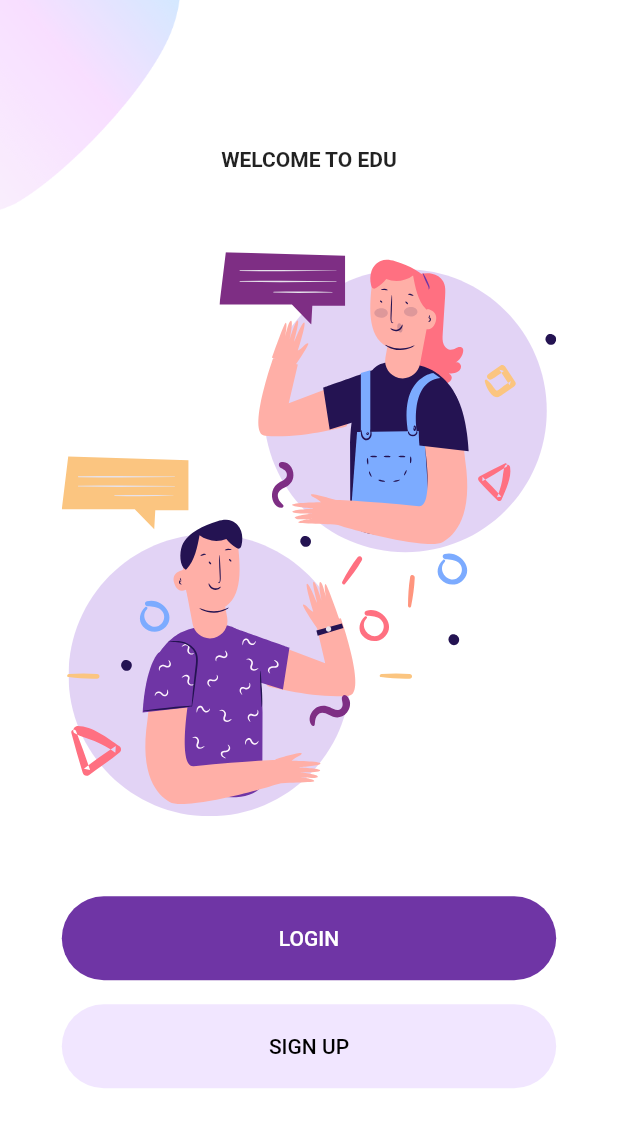
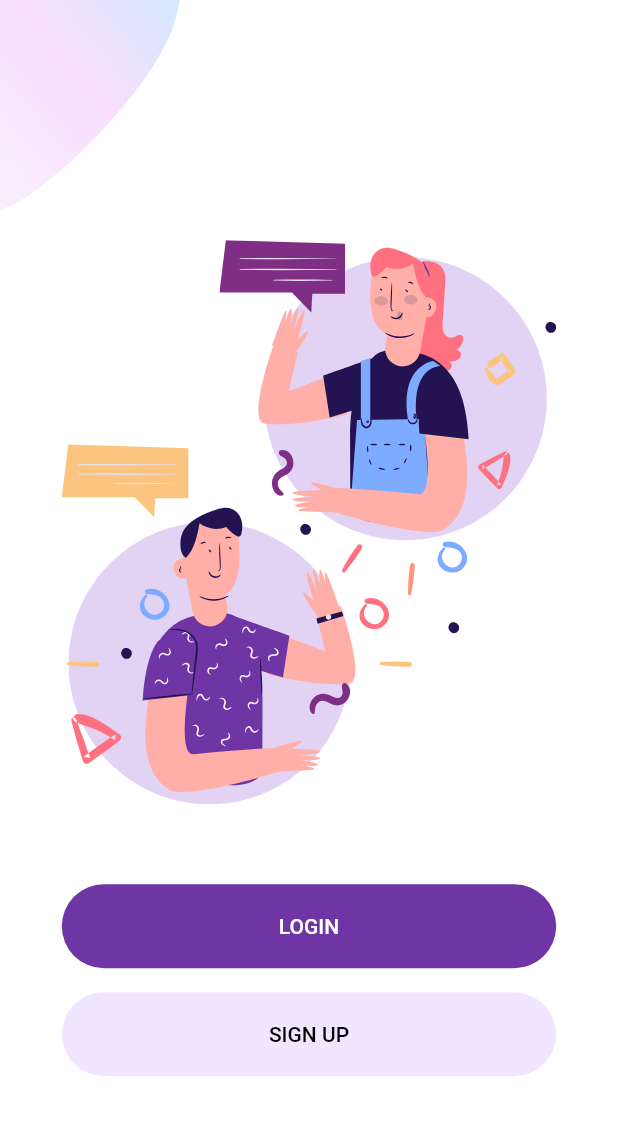
Before and after one commit to AbdullahAbuAlHasan/login_page, a Flutter app: the screen it shows after launch, on a phone screen of 412 x 824 dp. Shown: the top 1127 px of the screen. Run offline on Flutter 3.47's test engine with Material 2 defaults, Android fonts, the phone set to English and light mode, and no system bars; our stand-ins replace flutter_svg.

Commit message:
Update welcome_image.dart

```diff
--- a/lib/Screens/Welcome/components/welcome_image.dart
+++ b/lib/Screens/Welcome/components/welcome_image.dart
@@ -12,10 +12,7 @@ class WelcomeImage extends StatelessWidget {
   Widget build(BuildContext context) {
     return Column(
       children: [
-        Text(
-          "WELCOME TO EDU",
-          style: TextStyle(fontWeight: FontWeight.bold),
-        ),
+
         SizedBox(height: defaultPadding * 2),
         Row(
           children: [
```
